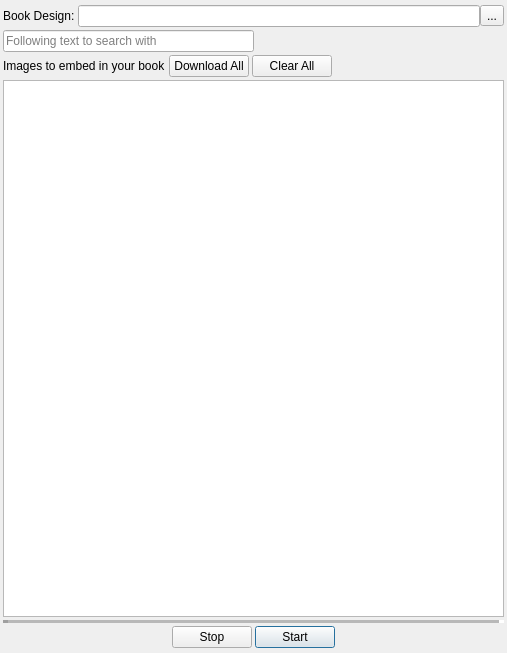
kokimame/joytan, file design/textdialog.ui: the form before one commit.
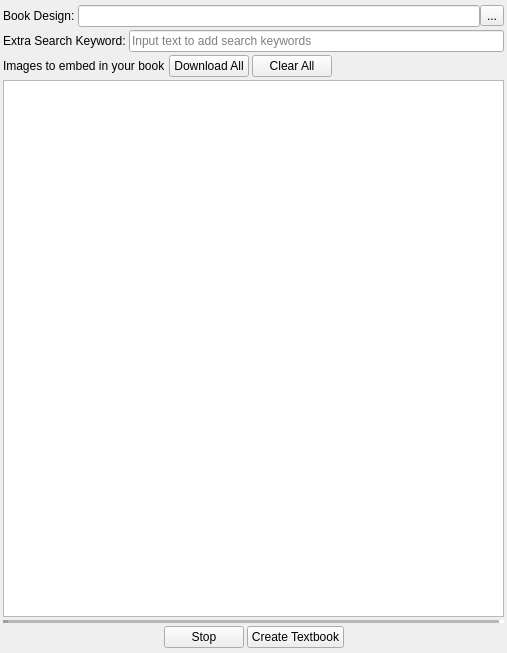
The form after the commit.

The edit to the form file:
```diff
--- a/design/textdialog.ui
+++ b/design/textdialog.ui
@@ -65,26 +65,23 @@
      <property name="spacing">
       <number>0</number>
      </property>
+     <item>
+      <widget class="QLabel" name="label_3">
+       <property name="text">
+        <string>Extra Search Keyword: </string>
+       </property>
+      </widget>
+     </item>
      <item>
       <widget class="QLineEdit" name="followEdit">
+       <property name="text">
+        <string/>
+       </property>
        <property name="placeholderText">
-        <string>Following text to search with</string>
+        <string>Input text to add search keywords</string>
        </property>
       </widget>
      </item>
-     <item>
-      <spacer name="horizontalSpacer_3">
-       <property name="orientation">
-        <enum>Qt::Horizontal</enum>
-       </property>
-       <property name="sizeHint" stdset="0">
-        <size>
-         <width>40</width>
-         <height>20</height>
-        </size>
-       </property>
-      </spacer>
-     </item>
     </layout>
    </item>
    <item>
@@ -101,6 +98,9 @@
        <property name="text">
         <string>Download All</string>
        </property>
+       <property name="autoDefault">
+        <bool>false</bool>
+       </property>
       </widget>
      </item>
      <item>
@@ -108,6 +108,9 @@
        <property name="text">
         <string>Clear All</string>
        </property>
+       <property name="autoDefault">
+        <bool>false</bool>
+       </property>
       </widget>
      </item>
      <item>
@@ -171,15 +174,21 @@
        <property name="text">
         <string>Stop</string>
        </property>
+       <property name="autoDefault">
+        <bool>false</bool>
+       </property>
       </widget>
      </item>
      <item>
       <widget class="QPushButton" name="startBtn">
        <property name="text">
-        <string>Start</string>
+        <string>Create Textbook</string>
+       </property>
+       <property name="autoDefault">
+        <bool>false</bool>
        </property>
        <property name="default">
-        <bool>true</bool>
+        <bool>false</bool>
        </property>
       </widget>
      </item>
```
